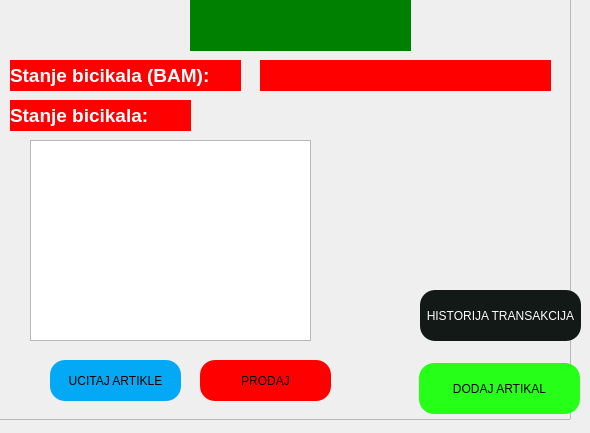
First picture: the form in dashboard.ui, repository ahmedjasarevic/Bike-Shop, before the edit.
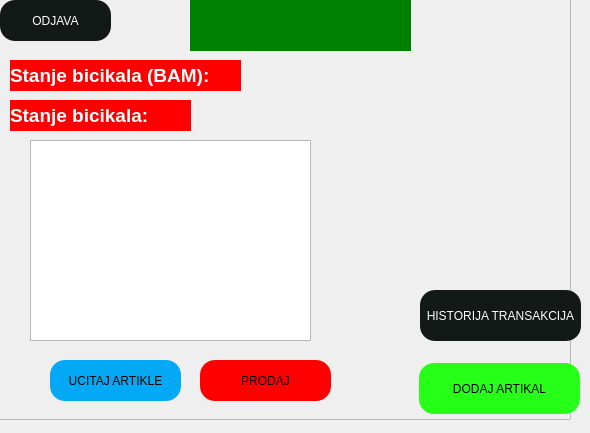
Second picture: the form after the edit. The open tabs and pages were chosen to show the change. Icons and pictures are not drawn.

Patch:
```diff
--- a/dashboard.ui
+++ b/dashboard.ui
@@ -221,22 +221,22 @@
       <string>PRODAJ</string>
      </property>
     </widget>
-    <widget class="QLabel" name="stanjeUpozorenje">
+    <widget class="QPushButton" name="pushButton_6">
      <property name="geometry">
       <rect>
-       <x>260</x>
-       <y>60</y>
-       <width>291</width>
-       <height>31</height>
+       <x>0</x>
+       <y>0</y>
+       <width>111</width>
+       <height>41</height>
       </rect>
      </property>
      <property name="styleSheet">
-      <string notr="true">background-color:red;
-color:white;
-</string>
+      <string notr="true">background:rgb(18, 25, 23);
+border-radius: 15px;
+color:#fff;</string>
      </property>
      <property name="text">
-      <string/>
+      <string>ODJAVA</string>
      </property>
     </widget>
    </widget>
```
Left out of the diff: 8 changed lines with no effect on the pictures.
